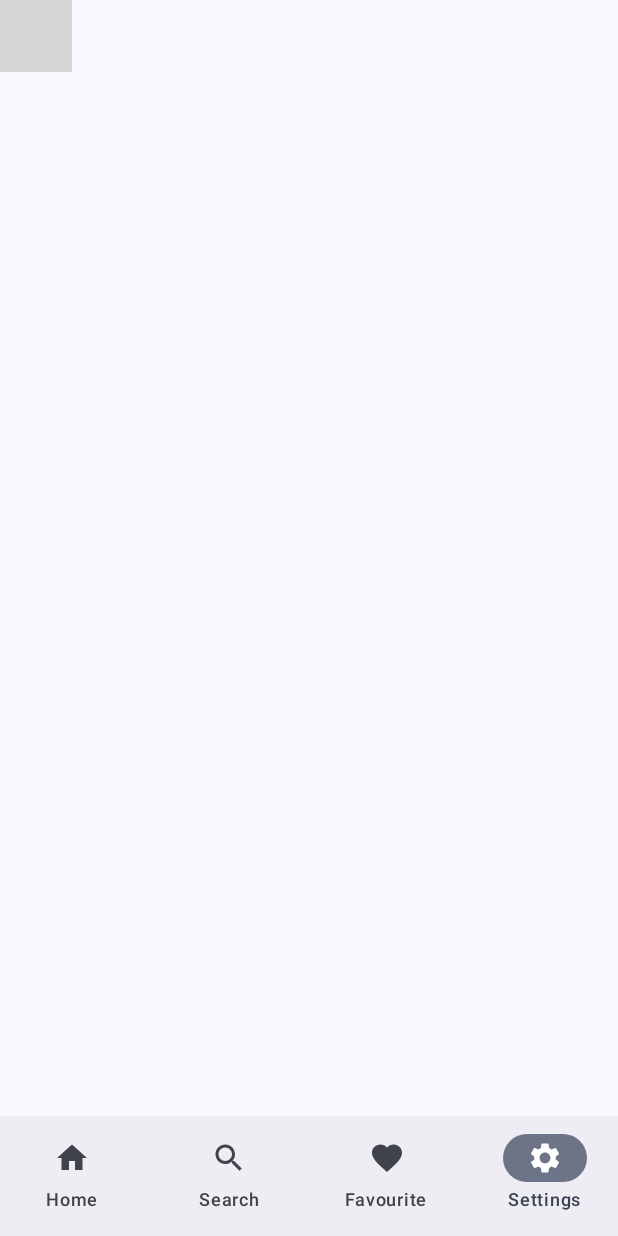
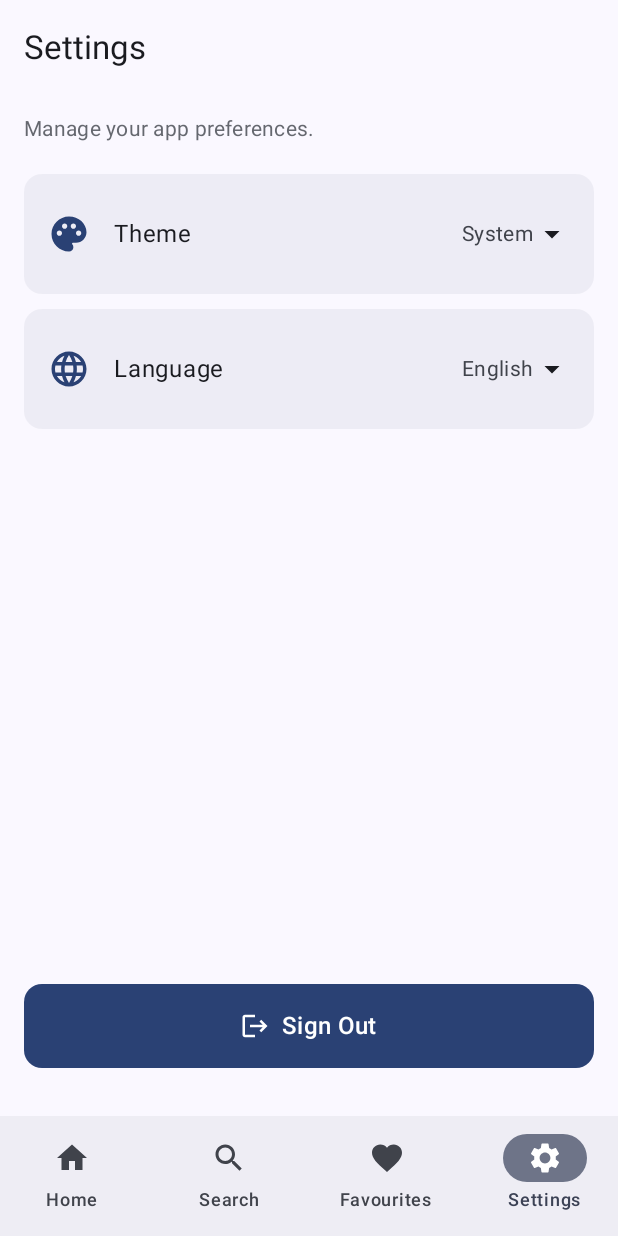
Before and after one commit to nhahub/NHA-278, an Android app built with Jetpack Compose: the FavoritesScreen screen opened through its navigation route, item 4 of the bottom bar chosen, on a phone screen of 412 x 824 dp. Run offline under Robolectric (Android 15) with nearby library versions, the phone set to English and light mode, and no system bars; our stand-ins replace Firebase (no records; nobody signed in at launch, a user with empty details on screens opened directly), Room's generated code, livedata-compose; network calls fail; pictures from the network do not load; 2 statements that could not run were skipped; grey boxes are pictures that could not be loaded.

Commit message:
handled translation

```diff
--- a/app/src/main/java/com/example/myapplication/MainActivity.kt
+++ b/app/src/main/java/com/example/myapplication/MainActivity.kt
@@ -1,5 +1,4 @@
 package com.example.myapplication
-
 import android.os.Bundle
 import androidx.activity.ComponentActivity
 import androidx.activity.compose.setContent
@@ -7,75 +6,61 @@ import androidx.activity.enableEdgeToEdge
 import androidx.activity.viewModels
 import androidx.compose.foundation.Image
 import androidx.compose.foundation.clickable
-import androidx.compose.foundation.layout.Box
-import androidx.compose.foundation.layout.Column
-import androidx.compose.foundation.layout.Row
-import androidx.compose.foundation.layout.Spacer
-import androidx.compose.foundation.layout.aspectRatio
-import androidx.compose.foundation.layout.fillMaxSize
-import androidx.compose.foundation.layout.fillMaxWidth
-import androidx.compose.foundation.layout.height
-import androidx.compose.foundation.layout.padding
+import androidx.compose.foundation.isSystemInDarkTheme
+import androidx.compose.foundation.layout.*
+import androidx.compose.foundation.lazy.grid.GridCells
 import androidx.compose.foundation.lazy.grid.LazyGridState
+import androidx.compose.foundation.lazy.grid.LazyVerticalGrid
+import androidx.compose.foundation.lazy.grid.items
+import androidx.compose.foundation.lazy.grid.rememberLazyGridState
 import androidx.compose.material.icons.Icons
-import androidx.compose.material.icons.filled.Favorite
-import androidx.compose.material.icons.filled.FavoriteBorder
-import androidx.compose.material.icons.filled.Home
-import androidx.compose.material.icons.filled.Search
-import androidx.compose.material.icons.filled.Settings
-import androidx.compose.material3.Card
-import androidx.compose.material3.ExperimentalMaterial3Api
-import androidx.compose.material3.Icon
-import androidx.compose.material3.IconButton
-import androidx.compose.material3.MaterialTheme
-import androidx.compose.material3.NavigationBar
-import androidx.compose.material3.NavigationBarItem
-import androidx.compose.material3.Scaffold
-import androidx.compose.material3.Surface
-import androidx.compose.material3.Text
-import androidx.compose.material3.TopAppBar
-import androidx.compose.runtime.Composable
-import androidx.compose.runtime.DisposableEffect
-import androidx.compose.runtime.LaunchedEffect
-import androidx.compose.runtime.derivedStateOf
-import androidx.compose.runtime.getValue
+import androidx.compose.material.icons.filled.*
+import androidx.compose.material3.*
+import androidx.compose.runtime.*
 import androidx.compose.runtime.livedata.observeAsState
-import androidx.compose.runtime.mutableStateOf
-import androidx.compose.runtime.remember
 import androidx.compose.runtime.saveable.rememberSaveable
-import androidx.compose.runtime.setValue
 import androidx.compose.ui.Alignment
 import androidx.compose.ui.Modifier
 import androidx.compose.ui.graphics.Color
 import androidx.compose.ui.graphics.vector.ImageVector
 import androidx.compose.ui.layout.ContentScale
+import androidx.compose.ui.platform.LocalContext
+import androidx.compose.ui.platform.LocalLayoutDirection
+import androidx.compose.ui.res.stringResource
 import androidx.compose.ui.text.style.TextOverflow
+import androidx.compose.ui.unit.LayoutDirection
 import androidx.compose.ui.unit.dp
+import androidx.lifecycle.viewmodel.compose.viewModel
 import androidx.navigation.NavController
 import androidx.navigation.compose.NavHost
 import androidx.navigation.compose.composable
 import androidx.navigation.compose.currentBackStackEntryAsState
 import androidx.navigation.compose.rememberNavController
 import androidx.navigation.navArgument
-import coil.compose.rememberAsyncImagePainter
-import com.example.myapplication.model.Movie
-import com.example.myapplication.network.Genre
-import com.example.myapplication.presentation.screens.MovieListScreen
-import com.example.myapplication.presentation.screens.MovieSearchScreen
 import com.example.myapplication.ui.FavoritesScreen
-import com.example.myapplication.ui.MovieDetailsScreen
-import com.example.myapplication.ui.SettingsScreen
-import com.example.myapplication.ui.components.SearchTextField
-import com.example.myapplication.ui.theme.MyApplicationTheme
-import com.example.myapplication.viewmodel.MovieViewModel
 import com.example.reg_with_firebase.AnonymousSignInScreen
 import com.example.reg_with_firebase.HomeScreen
 import com.example.reg_with_firebase.LoginScreen
 import com.example.reg_with_firebase.SignupScreen
+import java.util.Locale
+import com.example.myapplication.ui.MovieDetailsScreen
+import com.example.myapplication.ui.SettingsScreen
+import coil.compose.rememberAsyncImagePainter
+import com.example.myapplication.data.DataStoreManager
+import com.example.myapplication.data.Language
+import com.example.myapplication.repository.SettingsRepositoryImp
+import com.example.myapplication.data.Theme
+import com.example.myapplication.model.Movie
+import com.example.myapplication.network.Genre
+import com.example.myapplication.presentation.screens.MovieSearchScreen
+import com.example.myapplication.ui.components.SearchTextField
+import com.example.myapplication.ui.theme.MyApplicationTheme
+import com.example.myapplication.util.updateLocale
+import com.example.myapplication.viewmodel.MovieViewModel
+import com.example.myapplication.viewmodel.SettingsViewModel
+import com.example.myapplication.viewmodel.SettingsViewModelFactory
 import com.google.firebase.FirebaseApp
 import com.google.firebase.auth.FirebaseAuth
-import java.util.Locale
-
 
 class MainActivity : ComponentActivity() {
     private val movieViewModel: MovieViewModel by viewModels()
@@ -85,64 +70,64 @@ class MainActivity : ComponentActivity() {
         FirebaseApp.initializeApp(this)
         enableEdgeToEdge()
         setContent {
-            MyApplicationTheme {
-                Surface(modifier = Modifier.fillMaxSize()) {
+            val context = LocalContext.current
+            val dataStoreManager = remember { DataStoreManager(context) }
+            val repository = remember { SettingsRepositoryImp(dataStoreManager) }
+            val factory = remember { SettingsViewModelFactory(repository) }
+            val settingsViewModel: SettingsViewModel = viewModel(factory = factory)
+
+            val currentTheme by settingsViewModel.themeState.collectAsState()
+            val currentLanguage by settingsViewModel.languageState.collectAsState()
+
+            val updatedContext = LocalContext.current.updateLocale(
+                when (currentLanguage) {
+                    Language.ENGLISH -> "en"
+                    Language.ARABIC -> "ar"
+                }
+            )
+            val layoutDirection =
+                if (currentLanguage == Language.ARABIC) LayoutDirection.Rtl else LayoutDirection.Ltr
+
+            CompositionLocalProvider(
+                LocalContext provides updatedContext,
+                LocalLayoutDirection provides layoutDirection
+            ) {
+                MyApplicationTheme(
+                    darkTheme = when (currentTheme) {
+                        Theme.LIGHT -> false
+                        Theme.DARK -> true
+                        Theme.SYSTEM -> isSystemInDarkTheme()
+                    }
+                ) {
                     val auth = FirebaseAuth.getInstance()
                     var isLoggedIn by remember { mutableStateOf(auth.currentUser != null) }
 
-                    DisposableEffect(auth) // Observe auth state
-                    {
+                    DisposableEffect(auth) {
                         val listener = FirebaseAuth.AuthStateListener { firebaseAuth ->
                             isLoggedIn = firebaseAuth.currentUser != null
                         }
                         auth.addAuthStateListener(listener)
-                        onDispose {
-                            auth.removeAuthStateListener(listener)
-                        }
+                        onDispose { auth.removeAuthStateListener(listener) }
                     }
 
                     if (isLoggedIn) {
-                        MovieApp(movieViewModel)
+                        MovieApp(movieViewModel, settingsViewModel)
                     } else {
-                        Authapp()
+                        Authapp(settingsViewModel = settingsViewModel)
                     }
                 }
             }
-        }
-        movieViewModel.getPopularMovies("29ce302f6eca1821e86f58a948079f84")
-    }
-}
 
-@Composable
-fun Authapp(modifier: Modifier = Modifier) {
-    val navController = rememberNavController()
-    // The login screen is now the starting point
-    NavHost(
-        navController = navController,
-        startDestination = "login",
-        modifier = modifier
-    ) {
-        composable("login") {
-            LoginScreen(navController)
-        }
-        composable("signup") {
-            SignupScreen(navController)
-        }
-        composable("home") {
-            // This screen is reached on successful login/signup,
-            // which triggers the state change in MainActivity to show MovieApp
-            HomeScreen(navController)
-        }
-        composable("anonymous") {
-            AnonymousSignInScreen(navController)
+            movieViewModel.getPopularMovies("29ce302f6eca1821e86f58a948079f84")
         }
     }
 }
 
+// ------------------------ MovieApp ------------------------
+@OptIn(ExperimentalMaterial3Api::class)
 
-@OptIn(ExperimentalMaterial3Api::class)
 @Composable
-fun MovieApp(viewModel: MovieViewModel) {
+fun MovieApp(viewModel: MovieViewModel, settingsViewModel: SettingsViewModel) {
     val navController = rememberNavController()
     val navBackStackEntry by navController.currentBackStackEntryAsState()
     val currentRoute = navBackStackEntry?.destination?.route
@@ -151,15 +136,19 @@ fun MovieApp(viewModel: MovieViewModel) {
     }
     Scaffold(
         topBar = {
-            if (currentRoute == "home" || currentRoute == "search"||currentRoute == "favourites") {
+            if (currentRoute == "home" || currentRoute == "search"||currentRoute == "favourites"||
+                 currentRoute == "settings") {
                 TopAppBar(
                     title = {
                         when (currentRoute) {
                             "home" -> {
-                                Text("Movie Box")
+                                Text(stringResource(R.string.movie_box))
                             }
                             "favourites" -> {
-                                Text("Favourite Movies")
+                                Text(stringResource(R.string.favourites))
+                            }
+                            "settings" -> {
+                               Text(stringResource(R.string.settings_title))
                             }
                             else -> {
                                 SearchTextField {
@@ -220,7 +209,7 @@ fun MovieApp(viewModel: MovieViewModel) {
             }
             composable("settings") {
                 Box(Modifier.padding(innerPadding)) {
-                    SettingsScreen()
+                    SettingsScreen(settingsViewModel, navController)
                 }
             }
             composable(
@@ -238,6 +227,22 @@ fun MovieApp(viewModel: MovieViewModel) {
     }
 }
 
+// ------------------------ Authapp ------------------------
+@Composable
+fun Authapp(modifier: Modifier = Modifier, settingsViewModel: SettingsViewModel) {
+    val navController = rememberNavController()
+    NavHost(navController = navController, startDestination = "login", modifier = modifier) {
+        composable("login") { LoginScreen(navController) }
+        composable("signup") { SignupScreen(navController) }
+        // This screen is reached on successful login/signup,
+        // which triggers the state change in MainActivity to show MovieApp
+        composable("home") { HomeScreen(navController) }
+        composable("anonymous") { AnonymousSignInScreen(navController) }
+        composable("settings") { SettingsScreen(settingsViewModel, navController) }
+    }
+}
+
+// ------------------------ BottomNavigationBar ------------------------
 @Composable
 fun BottomNavigationBar(navController: NavController) {
     val items = listOf(
@@ -251,14 +256,12 @@ fun BottomNavigationBar(navController: NavController) {
         val currentRoute = navBackStackEntry?.destination?.route
         items.forEach { item ->
             NavigationBarItem(
-                icon = { Icon(imageVector = item.icon, contentDescription = item.title) },
-                label = { Text(text = item.title) },
+                icon = { Icon(imageVector = item.icon, contentDescription = null) },
+                label = { Text(stringResource(item.title)) },
                 selected = currentRoute == item.route,
                 onClick = {
                     navController.navigate(item.route) {
-                        popUpTo(navController.graph.startDestinationId) {
-                            saveState = true
-                        }
+                        popUpTo(navController.graph.startDestinationId) { saveState = true }
                         launchSingleTop = true
                         restoreState = true
                     }
@@ -268,11 +271,41 @@ fun BottomNavigationBar(navController: NavController) {
     }
 }
 
-sealed class NavigationItem(var route: String, var icon: ImageVector, var title: String) {
-    object Home : NavigationItem("home", Icons.Default.Home, "Home")
-    object Search : NavigationItem("search", Icons.Default.Search, "Search")
-    object Favourites : NavigationItem("favourites", Icons.Default.Favorite, "Favourite")
-    object Settings : NavigationItem("settings", Icons.Default.Settings, "Settings")
+sealed class NavigationItem(var route: String, var icon: ImageVector, var title: Int) {
+    object Home : NavigationItem("home", Icons.Default.Home, R.string.home)
+    object Search : NavigationItem("search", Icons.Default.Search, R.string.search)
+    object Favourites : NavigationItem("favourites", Icons.Default.Favorite, R.string.favourites)
+    object Settings : NavigationItem("settings", Icons.Default.Settings, R.string.settings_title)
+}
+
+// ------------------------ MovieListScreen ------------------------
+@Composable
+fun MovieListScreen(
+    viewModel: MovieViewModel,
+    navController: NavController,
+    paddingValues: PaddingValues,
+    onLoadMore: () -> Unit
+) {
+    val movies: List<Movie> by viewModel.movies.observeAsState(initial = emptyList())
+    val genres: List<Genre> by viewModel.genres.observeAsState(initial = emptyList())
+    val listState = rememberLazyGridState()
+
+    LazyVerticalGrid(
+        columns = GridCells.Fixed(2),
+        state = listState,
+        contentPadding = paddingValues
+    ) {
+        items(movies) { movie ->
+            MovieItem(
+                movie = movie,
+                genres = genres,
+                onClick = { navController.navigate("movieDetails/${movie.id}") },
+                onFavoriteClick = { viewModel.toggleFavorite(movie) }
+            )
+        }
+    }
+
+    InfiniteScrollHandler(listState = listState, onLoadMore = onLoadMore)
 }
 
 @Composable
@@ -287,20 +320,17 @@ fun InfiniteScrollHandler(listState: LazyGridState, onLoadMore: () -> Unit) {
     }
 
     LaunchedEffect(shouldLoadMore) {
-        if (shouldLoadMore) {
-            onLoadMore()
-        }
+        if (shouldLoadMore) onLoadMore()
     }
 }
 
+
 @Composable
 fun MovieItem(movie: Movie, genres: List<Genre>, onClick: () -> Unit, onFavoriteClick: () -> Unit) {
-    var isLiked by remember { mutableStateOf(false) }
     val genreNames = movie.genre_ids.mapNotNull { genreId ->
         genres.find { it.id == genreId }?.name
     }.joinToString(", ")
 
-    println("https://image.tmdb.org/t/p/w500${movie.poster_path}")
     Card(
         modifier = Modifier
             .padding(4.dp)
@@ -309,7 +339,7 @@ fun MovieItem(movie: Movie, genres: List<Genre>, onClick: () -> Unit, onFavorite
     ) {
         Column {
             Image(
-                painter = rememberAsyncImagePainter("https://image.tmdb.org/t/p/w200" + movie.poster_path),
+                painter = rememberAsyncImagePainter("https://image.tmdb.org/t/p/w500" + movie.poster_path),
                 contentDescription = movie.title,
                 modifier = Modifier
                     .fillMaxWidth()
```
